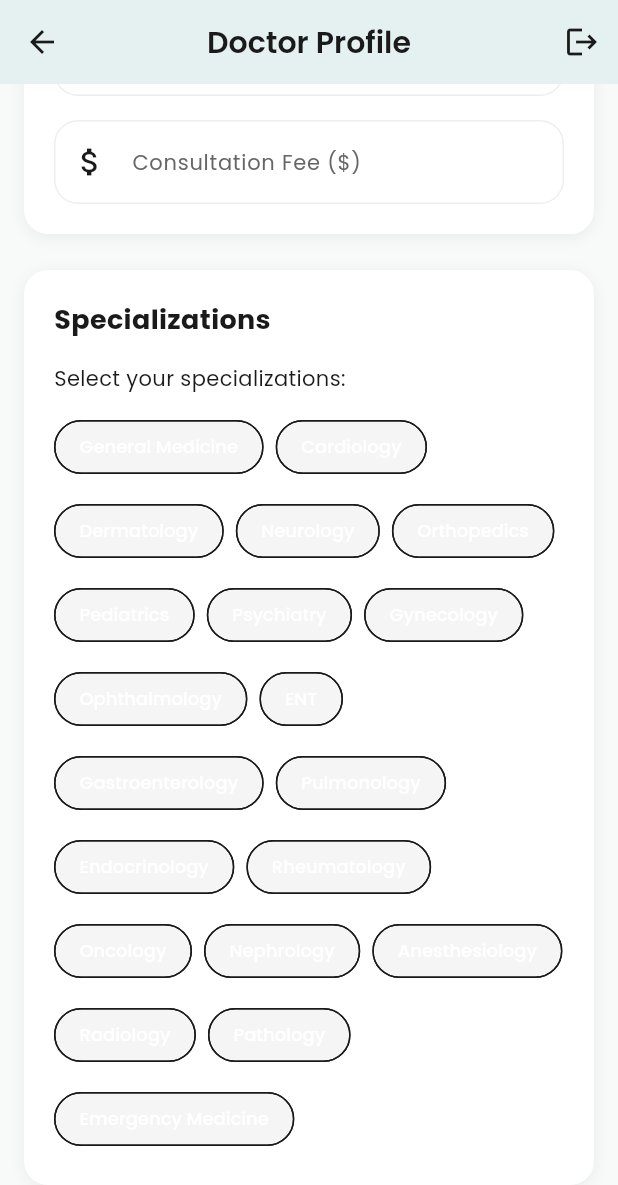
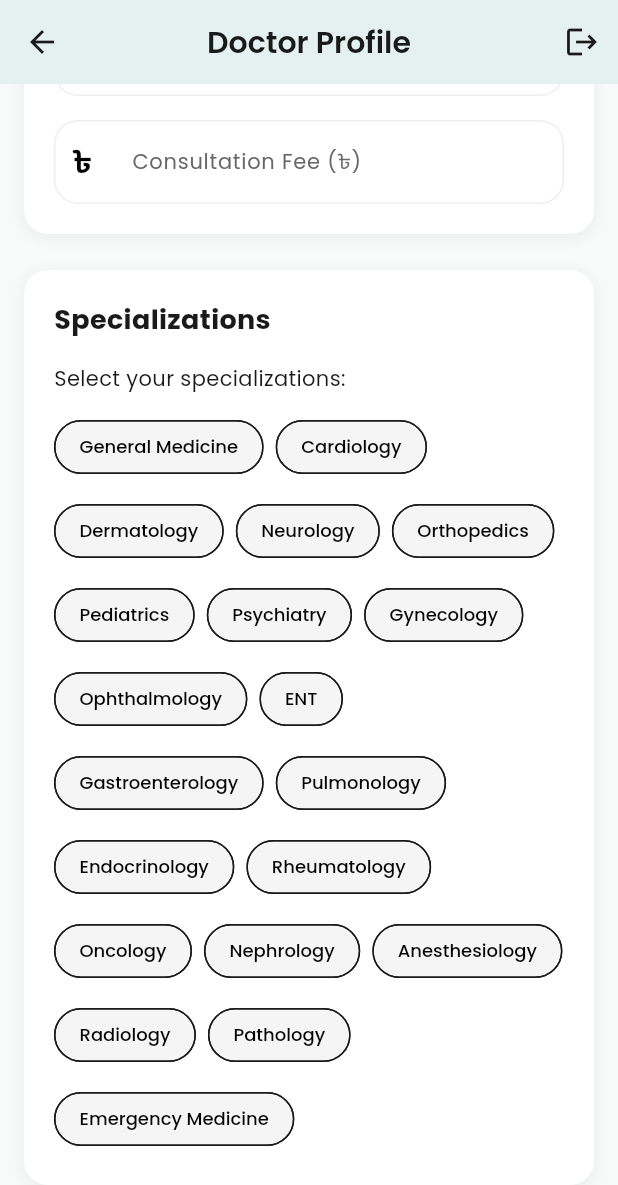
Before and after one commit to joydeb1729/doclinker, a Flutter app: the DoctorProfileScreen screen opened by its route, scrolled down 576 dp, on a phone screen of 412 x 824 dp. Shown: the top 1185 px of the screen. Run offline on Flutter 3.47's test engine with Material 3 defaults, Android fonts, the light colour scheme and no system bars; our stand-ins replace cloud_firestore, firebase_auth, firebase_core, flutter_riverpod, google_fonts, google_sign_in; accounts and stored records are empty.

Commit message:
fixed taka symbol and font colors for unslected texts

```diff
--- a/lib/screens/doctor/doctor_profile_screen.dart
+++ b/lib/screens/doctor/doctor_profile_screen.dart
@@ -413,8 +413,18 @@ class _DoctorProfileScreenState extends ConsumerState<DoctorProfileScreen> {
         TextFormField(
           controller: _feeController,
           decoration: const InputDecoration(
-            labelText: 'Consultation Fee (\$)',
-            prefixIcon: Icon(Icons.attach_money),
+            labelText: 'Consultation Fee (\৳)',
+            prefixIcon: const Padding(
+              padding: EdgeInsets.all(12.0),
+              child: Text(
+                '৳', // Unicode Taka symbol
+                style: TextStyle(
+                  fontSize: 20,
+                  fontWeight: FontWeight.bold,
+                  color: Colors.black,
+                ),
+              ),
+            ),
           ),
           keyboardType: TextInputType.number,
         ),
@@ -436,7 +446,12 @@ class _DoctorProfileScreenState extends ConsumerState<DoctorProfileScreen> {
               specialization,
             );
             return FilterChip(
-              label: Text(specialization),
+              label: Text(
+                specialization,
+                style: const TextStyle(
+                  color: Colors.black, // ✅ unselected text is black
+                ),
+              ),
               selected: isSelected,
               onSelected: (selected) {
                 setState(() {
@@ -449,6 +464,12 @@ class _DoctorProfileScreenState extends ConsumerState<DoctorProfileScreen> {
               },
               selectedColor: AppTheme.primaryColor.withOpacity(0.2),
               checkmarkColor: AppTheme.primaryColor,
+              labelStyle: TextStyle(
+                color: isSelected
+                    ? AppTheme
+                          .primaryColor // ✅ selected text color
+                    : Colors.black, // ✅ unselected text color
+              ),
             );
           }).toList(),
         ),
@@ -538,7 +559,11 @@ class _DoctorProfileScreenState extends ConsumerState<DoctorProfileScreen> {
           children: [
             Text(
               day,
-              style: const TextStyle(fontWeight: FontWeight.w600, fontSize: 16),
+              style: const TextStyle(
+                fontWeight: FontWeight.w600,
+                fontSize: 16,
+                color: Colors.black, // ✅ ensure day name is black
+              ),
             ),
             const SizedBox(height: 12),
             Text(
@@ -554,10 +579,17 @@ class _DoctorProfileScreenState extends ConsumerState<DoctorProfileScreen> {
                 return FilterChip(
                   label: Text(
                     slot,
-                    style: TextStyle(
+                    style: const TextStyle(
                       fontSize: 12,
-                      color: isSelected ? AppTheme.primaryColor : null,
+                      color: Colors.black, // ✅ unselected stays black
                     ),
+                  ),
+                  labelStyle: TextStyle(
+                    fontSize: 12,
+                    color: isSelected
+                        ? AppTheme
+                              .primaryColor // ✅ selected text
+                        : Colors.black, // ✅ unselected text
                   ),
                   selected: isSelected,
                   onSelected: (selected) {
```
